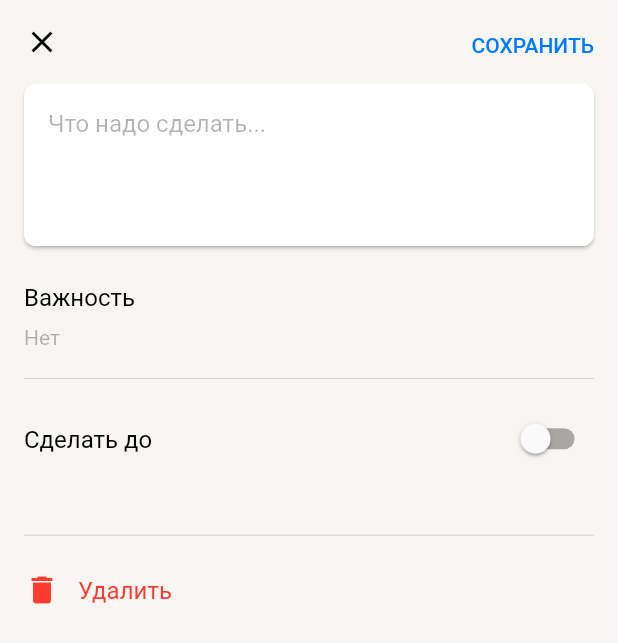
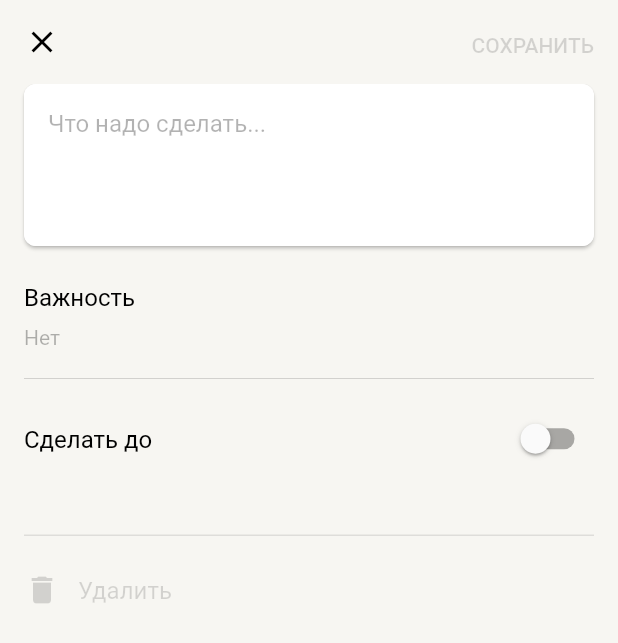
Before and after one commit to rootint/ada-lovelace, a Flutter app: the AddTaskScreen screen opened by its route, on a phone screen of 412 x 824 dp. Shown: the top 643 px of the screen. Run offline on Flutter 3.47's test engine with Material 2 defaults, Android fonts, the phone set to English and light mode, and no system bars; our stand-ins replace sqflite; accounts and stored records are empty.

Commit message:
Ready version 1

```diff
--- a/lib/presentation/screens/add_task_screen.dart
+++ b/lib/presentation/screens/add_task_screen.dart
@@ -30,7 +30,6 @@ class _AddTaskScreenState extends State<AddTaskScreen> {
 
   @override
   void initState() {
-    _date = DateTime.now();
     super.initState();
   }
 
@@ -53,7 +52,7 @@ class _AddTaskScreenState extends State<AddTaskScreen> {
       setState(() {
         _controller.text = task.text;
         _date = task.doUntil;
-        _isDateSelected = true;
+        _isDateSelected = _date != null;
         _dropdownValue = reverseConversionMap[task.importance]!;
       });
       firstBuild = false;
@@ -77,14 +76,18 @@ class _AddTaskScreenState extends State<AddTaskScreen> {
           Padding(
             padding: const EdgeInsets.only(right: 8.0),
             child: TextButton(
-              onPressed: () {
-                saveTask(id);
-                Navigator.of(context).pop();
-              },
+              onPressed: _controller.text.isEmpty
+                  ? null
+                  : () {
+                      saveTask(id);
+                      Navigator.of(context).pop();
+                    },
               child: Text(
                 'СОХРАНИТЬ',
                 style: AppColors.button.copyWith(
-                  color: AppColors.primary,
+                  color: _controller.text.isEmpty
+                      ? AppColors.labelDisabled
+                      : AppColors.primary,
                 ),
               ),
             ),
@@ -114,6 +117,7 @@ class _AddTaskScreenState extends State<AddTaskScreen> {
                         color: AppColors.labelTertiary,
                       ),
                     ),
+                    onChanged: (_) => setState(() {}),
                     minLines: 4,
                     maxLines: null,
                   ),
@@ -172,7 +176,7 @@ class _AddTaskScreenState extends State<AddTaskScreen> {
                         'Сделать до',
                         style: AppColors.body,
                       ),
-                      if (_isDateSelected)
+                      if (_isDateSelected && _date != null)
                         Text(
                           DateFormat('d.MM.y').format(_date!),
                           style: AppColors.subhead
@@ -192,6 +196,8 @@ class _AddTaskScreenState extends State<AddTaskScreen> {
                             // lastDate: DateTime(DateTime.now().year + 100),
                             lastDate: DateTime(2300),
                           ).then((value) => setState(() => _date = value));
+                        } else {
+                          _date = null;
                         }
                         _isDateSelected = value;
                       });
@@ -203,7 +209,10 @@ class _AddTaskScreenState extends State<AddTaskScreen> {
               const Separator(),
               const SizedBox(height: 20),
               InkWell(
-                onTap: () {},
+                onTap: id == null ? null : () {
+                  databaseProvider.deleteTask(id);
+                  Navigator.of(context).pop();
+                },
                 highlightColor: AppColors.error.withOpacity(0.1),
                 borderRadius: BorderRadius.circular(8),
                 child: Padding(
@@ -213,12 +222,18 @@ class _AddTaskScreenState extends State<AddTaskScreen> {
                     children: [
                       Icon(
                         Icons.delete,
-                        color: AppColors.error,
+                        color: id == null
+                            ? AppColors.labelDisabled
+                            : AppColors.error,
                       ),
                       const SizedBox(width: 12),
                       Text(
                         'Удалить',
-                        style: AppColors.body.copyWith(color: AppColors.error),
+                        style: AppColors.body.copyWith(
+                          color: id == null
+                              ? AppColors.labelDisabled
+                              : AppColors.error,
+                        ),
                       ),
                     ],
                   ),
```
Also changed, not shown: lib/data-domain/providers/database_provider.dart (+10 -0 lines), lib/presentation/screens/main_screen.dart (+32 -11 lines), lib/presentation/widgets/task_card.dart (+61 -17 lines), lib/main.dart (line endings or trailing spaces), 25 other files.
